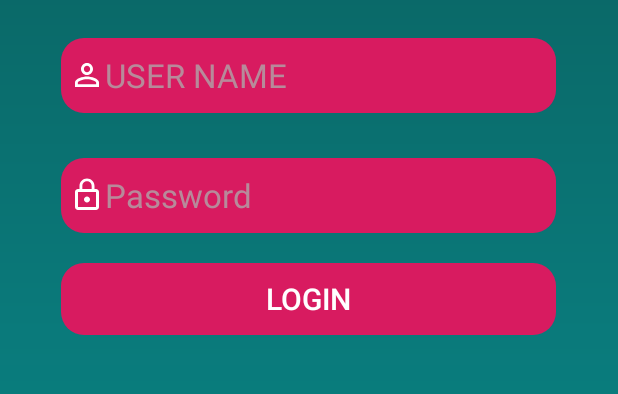
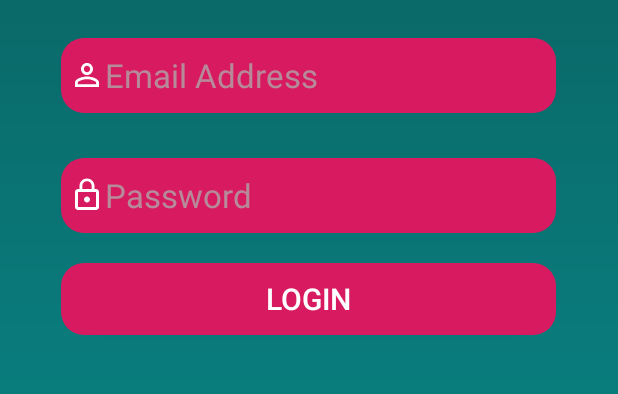
Before and after one commit to YungShen/CZ2006-Software-Engineering, an Android app: the screen it shows after launch (Login), on a phone screen of 412 x 824 dp, the part 327-721 px from its top. Run offline under Robolectric (Android 15) with nearby library versions, the phone set to English and light mode, and no system bars.

Commit message:
Add register, forget password, and succesful resetlink send UIs. I change Username to Email Address. I add activity kotlin code for Regiister,ForgetPassword,and ResetLink.

```diff
--- a/app/src/main/AndroidManifest.xml
+++ b/app/src/main/AndroidManifest.xml
@@ -9,6 +9,9 @@
         android:roundIcon="@mipmap/ic_launcher_round"
         android:supportsRtl="true"
         android:theme="@style/AppTheme">
+        <activity android:name=".ResetLinkActivity"/>
+        <activity android:name=".ForgetPasswordActivity" />
+        <activity android:name=".RegisterActivity" />
         <activity android:name=".Login">
             <intent-filter>
                 <action android:name="android.intent.action.MAIN" />
--- a/app/src/main/res/layout/activity_login.xml
+++ b/app/src/main/res/layout/activity_login.xml
@@ -29,7 +29,8 @@
             android:layout_marginTop="30dp"
             android:background="@drawable/textbox_back"
             android:drawableLeft="@drawable/ic_person_outline_white_24dp"
-            android:hint="USER NAME"
+            android:hint="Email Address"
+            android:inputType="textEmailAddress"
             android:padding="5dp"
             android:textColor="@color/colorInput"
             android:textColorHint="@color/colorHint"
@@ -76,18 +77,40 @@
         app:srcCompat="@drawable/ic_email_red_24dp" />
 
     <Button
-        android:layout_width="wrap_content"
-        android:layout_height="wrap_content"
-        android:layout_marginStart="163dp"
-        android:layout_marginLeft="163dp"
-        android:layout_marginTop="514dp"
-        android:layout_marginEnd="164dp"
-        android:layout_marginRight="164dp"
-        android:layout_marginBottom="415dp"
+        android:id="@+id/Register_Button"
+        android:layout_width="183dp"
+        android:layout_height="64dp"
+        android:layout_marginStart="70dp"
+        android:layout_marginLeft="70dp"
+        android:layout_marginTop="520dp"
+        android:layout_marginEnd="244dp"
+        android:layout_marginRight="244dp"
+        android:layout_marginBottom="393dp"
+        android:background="@drawable/textbox_back"
         android:padding="5dp"
         android:text="Register Here"
-        android:textColor="@color/colorInput"
-        android:textSize="22sp"
+        android:textColor="#FFFFFF"
+        android:textSize="12sp"
+        app:layout_constraintBottom_toBottomOf="parent"
+        app:layout_constraintEnd_toEndOf="parent"
+        app:layout_constraintStart_toStartOf="parent"
+        app:layout_constraintTop_toTopOf="parent" />
+
+    <Button
+        android:id="@+id/Forget_Button"
+        android:layout_width="183dp"
+        android:layout_height="64dp"
+        android:layout_marginStart="253dp"
+        android:layout_marginLeft="253dp"
+        android:layout_marginTop="520dp"
+        android:layout_marginEnd="61dp"
+        android:layout_marginRight="61dp"
+        android:layout_marginBottom="393dp"
+        android:background="@drawable/textbox_back"
+        android:padding="5dp"
+        android:text="Forget Password"
+        android:textColor="#FFFFFF"
+        android:textSize="12sp"
         app:layout_constraintBottom_toBottomOf="parent"
         app:layout_constraintEnd_toEndOf="parent"
         app:layout_constraintStart_toStartOf="parent"
```
Also changed, not shown: app/src/main/java/com/example/myapplication/ForgetPasswordActivity.kt (added, +12 -0 lines), app/src/main/java/com/example/myapplication/RegisterActivity.kt (added, +12 -0 lines), app/src/main/java/com/example/myapplication/ResetLinkActivity.kt (added, +12 -0 lines), app/src/main/res/layout/activity_forgetpassword.xml (added, +43 -0 lines), app/src/main/res/layout/activity_register.xml (added, +70 -0 lines), app/src/main/res/layout/succesful_resetlink.xml (added, +38 -0 lines).
